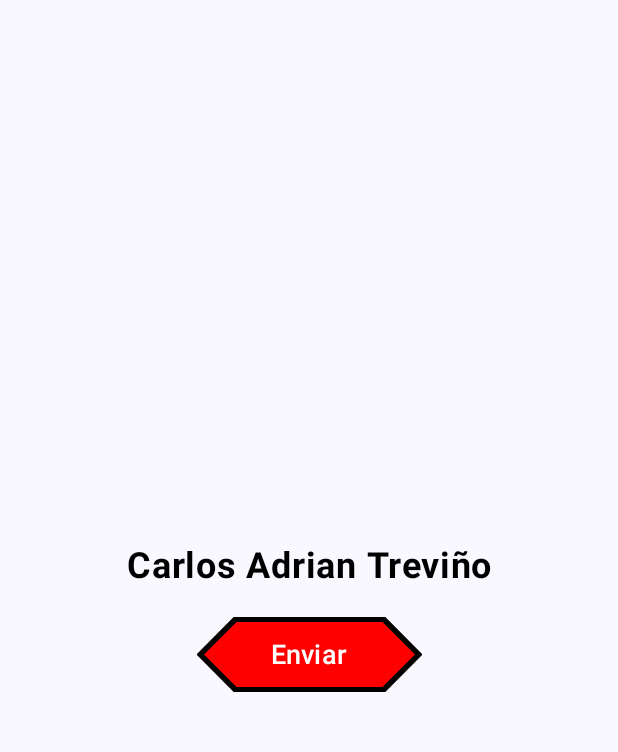
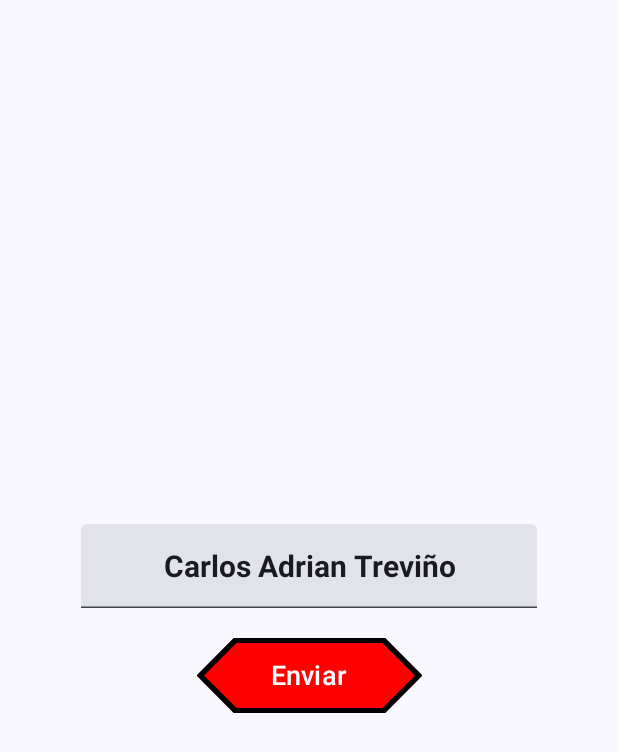
Before and after one commit to CarlosTrev/Practicas, an Android app built with Jetpack Compose: the screen it shows after launch (MainActivity), on a phone screen of 412 x 824 dp. Shown: the top 752 px of the screen. Run offline under Robolectric (Android 15) with nearby library versions, the phone set to English and light mode, and no system bars.

Commit message:
Se agrega el Textfield

```diff
--- a/app/src/main/java/com/example/practicas/MainActivity.kt
+++ b/app/src/main/java/com/example/practicas/MainActivity.kt
@@ -2,6 +2,8 @@ package com.example.practicas
 
 import android.os.Bundle
 import androidx.activity.ComponentActivity
+import androidx.compose.runtime.getValue
+import androidx.compose.runtime.setValue
 import androidx.activity.compose.setContent
 import androidx.activity.enableEdgeToEdge
 import androidx.compose.foundation.BorderStroke
@@ -9,20 +11,29 @@ import androidx.compose.foundation.layout.Arrangement
 import androidx.compose.foundation.layout.Column
 import androidx.compose.foundation.layout.Spacer
 import androidx.compose.foundation.layout.fillMaxSize
+import androidx.compose.foundation.layout.fillMaxWidth
 import androidx.compose.foundation.layout.height
 import androidx.compose.foundation.layout.padding
 import androidx.compose.foundation.layout.width
 import androidx.compose.foundation.shape.CutCornerShape
 import androidx.compose.foundation.shape.RoundedCornerShape
+import androidx.compose.foundation.text.KeyboardOptions
 import androidx.compose.material3.ButtonDefaults
 import androidx.compose.material3.Scaffold
 import androidx.compose.material3.Text
 import androidx.compose.runtime.Composable
 import androidx.compose.material3.Button
+import androidx.compose.material3.TextField
+import androidx.compose.material3.Text
+
+import androidx.compose.runtime.mutableStateOf
+import androidx.compose.runtime.remember
 import androidx.compose.ui.Alignment
 import androidx.compose.ui.Modifier
 import androidx.compose.ui.graphics.Color
 import androidx.compose.ui.text.font.FontWeight
+import androidx.compose.ui.text.input.KeyboardCapitalization
+import androidx.compose.ui.text.input.KeyboardType
 import androidx.compose.ui.text.style.TextAlign
 import androidx.compose.ui.tooling.preview.Preview
 import androidx.compose.ui.unit.dp
@@ -48,17 +59,22 @@ class MainActivity : ComponentActivity() {
 
 @Composable
 fun PantallaPrincipal(name: String, modifier: Modifier = Modifier) {
+    var nombre by remember { mutableStateOf("Carlos Adrian Treviño")}
     Column (modifier = modifier
         .fillMaxSize()
         .padding(16.dp),
         horizontalAlignment = Alignment.CenterHorizontally,
         verticalArrangement = Arrangement.Center){
-        Text(
-            text = "Carlos Adrian Treviño",
-            color = Color.Black,
-            fontSize = 24.sp,
-            fontWeight = FontWeight.Bold,
-            textAlign = TextAlign.Center
+        TextField(
+            value = nombre,
+            onValueChange = { nombre = it },
+            modifier = Modifier
+                .fillMaxWidth(0.8f), // 80% del ancho de la pantalla
+            textStyle = androidx.compose.ui.text.TextStyle(
+                fontSize = 20.sp,
+                fontWeight = FontWeight.Bold,
+                textAlign = TextAlign.Center
+            )
         )
         Spacer(modifier = Modifier.height(20.dp))
 
```
